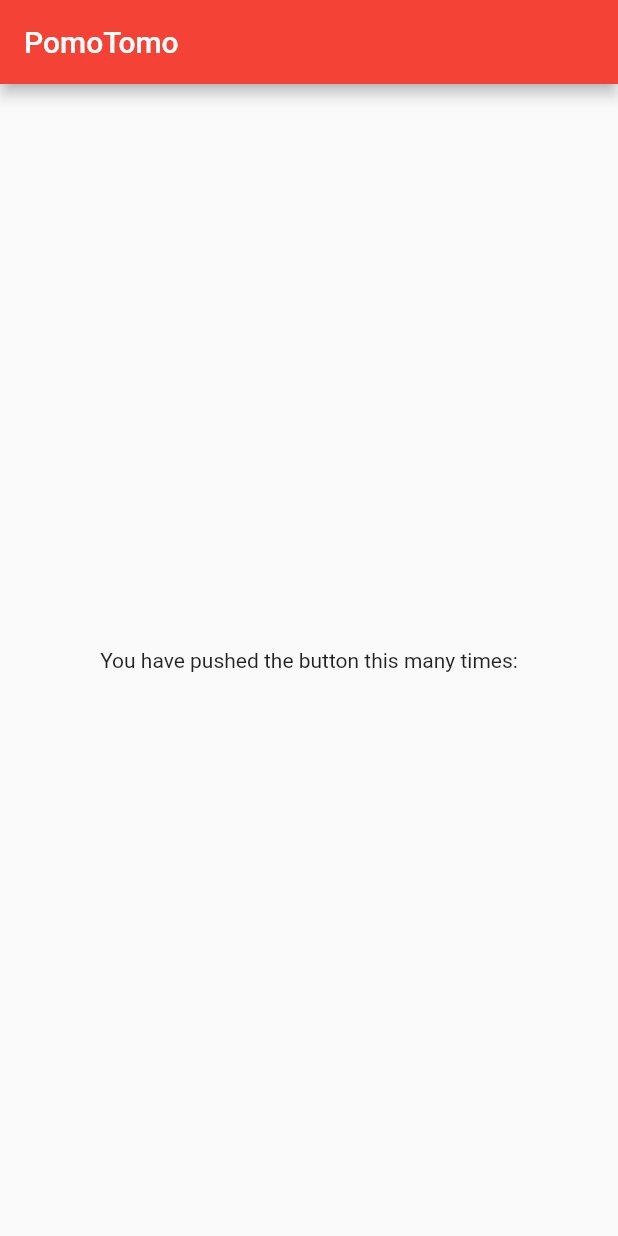
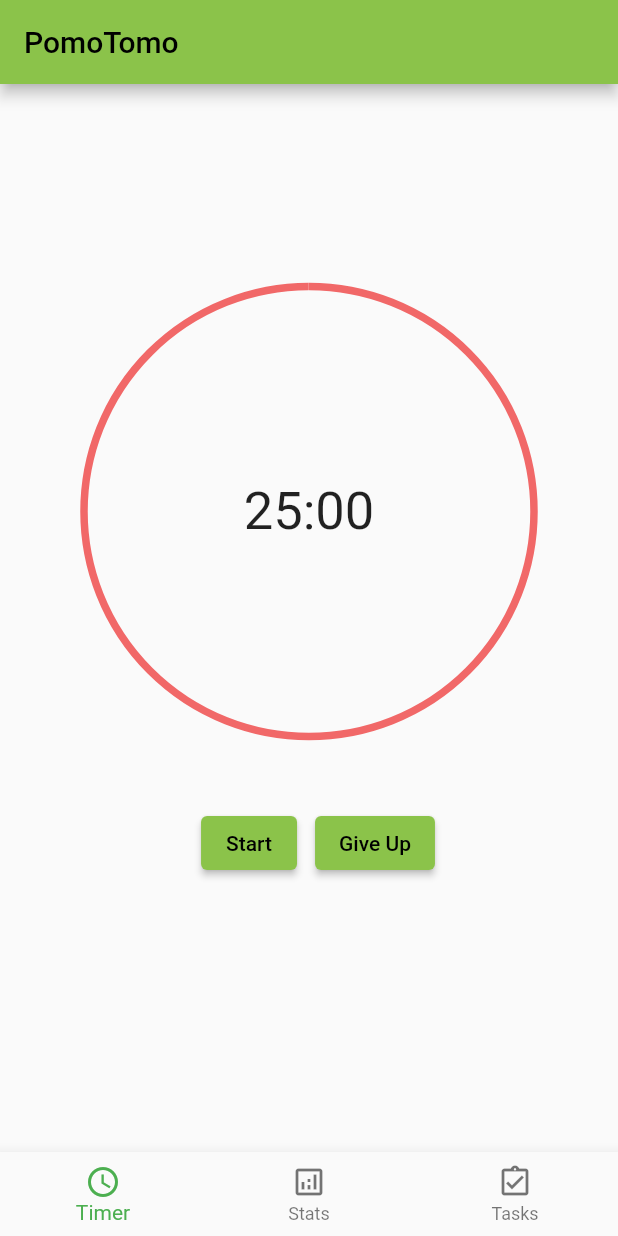
Before and after one commit to bhong192/PomoTomo, a Flutter app: the screen it shows after launch, on a phone screen of 412 x 824 dp. Run offline on Flutter 3.47's test engine with Material 2 defaults, Android fonts, the phone set to English and light mode, and no system bars.

Commit message:
Drafted UI for Timer Page
Still need to implement functioning timer and progress bar

```diff
--- a/pomotomo/lib/main.dart
+++ b/pomotomo/lib/main.dart
@@ -1,8 +1,13 @@
 import 'package:flutter/material.dart';
+import 'dart:async';
+import 'package:pomotomo/screens/timer_page.dart';
+import 'package:pomotomo/screens/stats_page.dart';
 
 void main() {
   runApp(const MyApp());
 }
+
+const appbarColor = const Color(0xFF77DD76);
 
 class MyApp extends StatelessWidget {
   const MyApp({Key? key}) : super(key: key);
@@ -14,7 +19,7 @@ class MyApp extends StatelessWidget {
       title: 'Flutter Demo',
       debugShowCheckedModeBanner: false,
       theme: ThemeData(
-        primarySwatch: Colors.red,
+        primarySwatch: Colors.lightGreen,
       ),
       home: const MyHomePage(title: 'PomoTomo'),
     );
@@ -24,15 +29,6 @@ class MyApp extends StatelessWidget {
 class MyHomePage extends StatefulWidget {
   const MyHomePage({Key? key, required this.title}) : super(key: key);
 
-  // This widget is the home page of your application. It is stateful, meaning
-  // that it has a State object (defined below) that contains fields that affect
-  // how it looks.
-
-  // This class is the configuration for the state. It holds the values (in this
-  // case the title) provided by the parent (in this case the App widget) and
-  // used by the build method of the State. Fields in a Widget subclass are
-  // always marked "final".
-
   final String title;
 
   @override
@@ -41,25 +37,79 @@ class MyHomePage extends StatefulWidget {
 
 class _MyHomePageState extends State<MyHomePage> {
 
+  int _selectedIndex = 0;
+  static const List<Widget> _widgetOptions = <Widget>[
+    // instead of passing in a widget, pass in a class to load more than 1 thing
+    timer_page(),
+    stats_page(),
+    Text(
+      'Index 2: School',
+    ),
+  ];
+
+  void _onItemTapped(int index) {
+    setState(() {
+      _selectedIndex = index;
+    });
+  }
 
   @override
   Widget build(BuildContext context) {
     return Scaffold(
       appBar: AppBar(
-
         title: Text(widget.title),
       ),
       body: Center(
-        child: Column(
-
-          mainAxisAlignment: MainAxisAlignment.center,
-          children: <Widget>[
-            const Text(
-              'You have pushed the button this many times:',
-            ),
-          ],
+        child: _widgetOptions.elementAt(_selectedIndex),
+        // Column(
+        //   mainAxisAlignment: MainAxisAlignment.center,
+        //   children: <Widget>[
+        //     Row(
+        //       mainAxisAlignment: MainAxisAlignment.center,
+        //       children: [
+        //         Padding(
+        //           padding: const EdgeInsets.all(8.0),
+        //           child: ElevatedButton(
+        //               onPressed:() {
+        //
+        //               },
+        //               child:Text("Start")
+        //           ),
+        //         ),
+        //         Padding(
+        //           padding: const EdgeInsets.all(8.0),
+        //           child: ElevatedButton(
+        //             onPressed:(){
+        //
+        //             },
+        //             child:Text("Cancel")
+        //           ),
+        //         )
+        //       ],
+        //     ),
+        //
+        //   ],
+        // ),
+      ),
+      bottomNavigationBar: BottomNavigationBar(
+        items: const <BottomNavigationBarItem>[
+          BottomNavigationBarItem(
+            icon: Icon(Icons.access_time_outlined),
+            label: 'Timer',
+          ),
+          BottomNavigationBarItem(
+            icon: Icon(Icons.analytics_outlined),
+            label: 'Stats',
+          ),
+          BottomNavigationBarItem(
+            icon: Icon(Icons.assignment_turned_in_outlined),
+            label: 'Tasks',
+          ),
+        ],
+          currentIndex: _selectedIndex,
+          selectedItemColor: Colors.green,
+          onTap: _onItemTapped,
         ),
-      ),
     );
   }
 }
--- a/pomotomo/lib/screens/stats_page.dart
+++ b/pomotomo/lib/screens/stats_page.dart
@@ -0,0 +1,19 @@
+import 'package:flutter/material.dart';
+class stats_page extends StatefulWidget {
+  const stats_page({Key? key}) : super(key: key);
+
+  @override
+  _State createState() => _State();
+}
+
+class _State extends State<stats_page> {
+  @override
+  Widget build(BuildContext context) {
+    return Scaffold(
+      body: Center(
+          child: const Text("UwU")
+      ),
+
+    );
+  }
+}
--- /dev/null
+++ b/pomotomo/lib/screens/timer_page.dart
@@ -0,0 +1,74 @@
+import 'package:flutter/material.dart';
+class timer_page extends StatefulWidget {
+  const timer_page({Key? key}) : super(key: key);
+
+  @override
+  _State createState() => _State();
+}
+const timerColor = const Color(0xFFF16868);
+// 77DD76
+
+class _State extends State<timer_page> {
+  @override
+  Widget build(BuildContext context) {
+    return Scaffold(
+      body: Center(
+         child: Column(
+           mainAxisAlignment: MainAxisAlignment.center,
+           children: <Widget>[
+             SizedBox(
+               height: 300.0,
+               child: Stack(
+                 children: <Widget>[
+                   Center(
+                     child: Container(
+                       width: 300,
+                       height: 300,
+                       child: const CircularProgressIndicator(
+                         valueColor: AlwaysStoppedAnimation<Color>(timerColor),
+                         strokeWidth: 5,
+                         value: 1.0,
+
+                       ),
+                     ),
+                   ),
+                   const Center(
+                       child: Text("25:00", style: TextStyle(fontSize: 35))
+                   ),
+
+
+
+                 ],
+               ),
+             ),
+             Padding(
+               padding: const EdgeInsets.all(35.0),
+               child: Row(
+                 mainAxisAlignment: MainAxisAlignment.center,
+                 children: <Widget>[
+                   Padding(
+                     padding: const EdgeInsets.all(12.0),
+                     child: ElevatedButton(
+                       onPressed: (){
+
+                       },
+                       child: const Text("Start"),
+
+                     ),
+                   ),
+
+                   ElevatedButton(
+                     onPressed: (){
+
+                     },
+                     child: const Text("Give Up"),
+                   ),
+                 ],
+               ),
+             ),
+           ],
+         ),
+        ),
+    );
+  }
+}
--- /dev/null
+++ b/pomotomo/lib/screens/todo_list_page.dart
@@ -0,0 +1,14 @@
+import 'package:flutter/material.dart';
+class  todo_list_page extends StatefulWidget {
+  const todo_list_page({Key? key}) : super(key: key);
+
+  @override
+  _State createState() => _State();
+}
+
+class _State extends State<todo_list_page> {
+  @override
+  Widget build(BuildContext context) {
+    return Container();
+  }
+}
```
